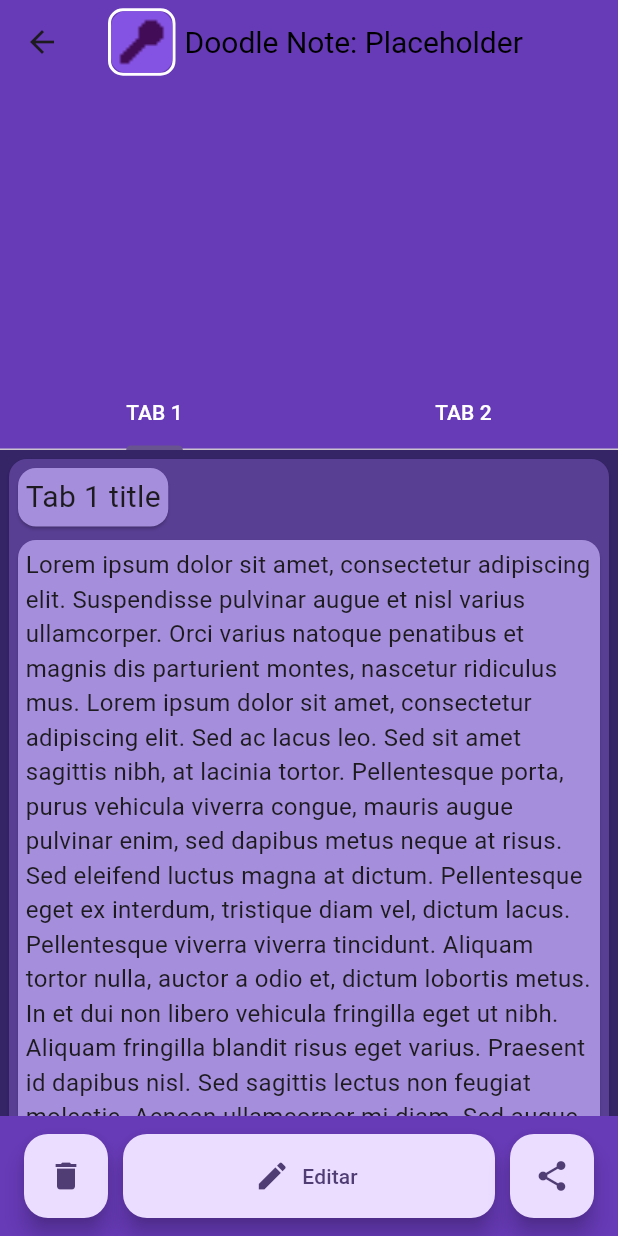
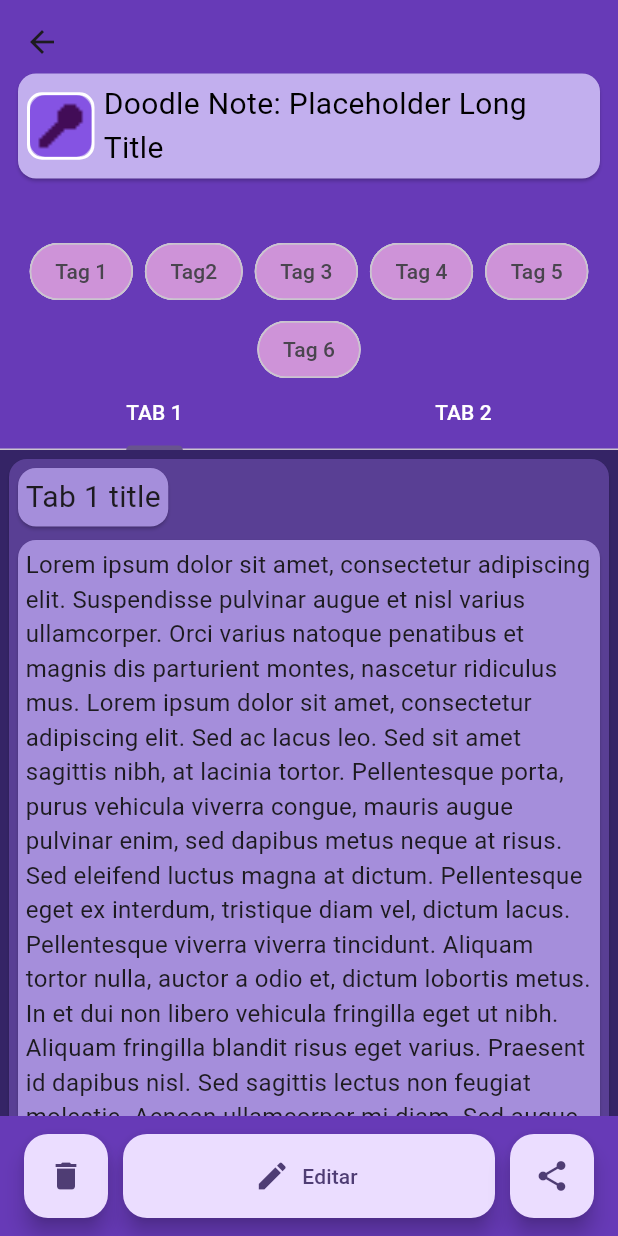
Before and after one commit to Kiivu1/DoodleNote, a Flutter app: the SearchPage screen opened directly, after a tap on "Doodle Note #1", on a phone screen of 412 x 824 dp. Run offline on Flutter 3.47's test engine with Material 3 defaults, Android fonts, the phone set to English and light mode, and no system bars; our stand-ins replace logger.

Commit message:
Avance en la Aplicacion #2

```diff
--- a/lib/main.dart
+++ b/lib/main.dart
@@ -1,7 +1,7 @@
-import 'package:DoodleNote/pages/home.dart';
-import 'package:DoodleNote/pages/page.dart';
-import 'package:DoodleNote/pages/edit.dart';
-import 'package:DoodleNote/pages/search.dart';
+import 'package:doodle_note/pages/home.dart';
+import 'package:doodle_note/pages/page.dart';
+import 'package:doodle_note/pages/edit.dart';
+import 'package:doodle_note/pages/search.dart';
 import 'package:flutter/material.dart';
 import 'package:logger/logger.dart';
 
@@ -9,30 +9,6 @@ void main() {
   runApp(const MyApp());
 }
 
-
-/*
-  //ARREGLAR NAVEGACION
-
-  NAVEGACION
-
-
-  PAGINAS POR HACER
-
-  HOME
-
-  PAGE
-  - Ttile card
-  - Tag List
-
-  (_25%) SEARCH
-  (__0%) OPTIONS
-
-  PAGE:
-  - Lista de Tags
-    - Usar chips dentro de un tag
-  - Mejorar presentacion
-
-*/
 
 
 class MyApp extends StatelessWidget {
--- a/lib/pages/edit.dart
+++ b/lib/pages/edit.dart
@@ -34,6 +34,34 @@ class _EditPage extends State<EditPage>{
     );
   }
 
+
+  SliverToBoxAdapter _noteMainTitle(title){
+    return SliverToBoxAdapter(
+      child: Padding(padding: const EdgeInsets.all(3),
+        child: ClipRRect(
+          borderRadius: BorderRadius.circular(6),
+          child: Container(
+            color: const Color.fromARGB(255, 224, 85, 88),
+            child: Card(
+              shape: RoundedRectangleBorder( borderRadius: BorderRadius.circular(6), ),
+              child: Padding(
+                padding: const EdgeInsets.all(8), // Slightly more padding
+                child: Row(
+                  mainAxisAlignment: MainAxisAlignment.start,
+                  children: [
+                    Expanded( child: Text( title, style: TextStyle(fontSize: 20, fontWeight: FontWeight.bold),maxLines: 10, overflow: TextOverflow.ellipsis, ), ),
+                    SizedBox(width: 8),
+                    Icon(Icons.document_scanner),
+                  ],
+                ),
+              ),
+            )
+          )
+        )
+      )
+    );
+  }
+
   //Refactor: title and button
   Card _tabTitle(String title) {
     return Card(
@@ -43,7 +71,7 @@ class _EditPage extends State<EditPage>{
         child: Row(
           mainAxisAlignment: MainAxisAlignment.start,
           children: [
-            FloatingActionButton( onPressed: null, tooltip: 'Delete Tab', child: Icon(Icons.delete), heroTag: Object(),),
+            FloatingActionButton( onPressed: null, tooltip: 'Delete Tab', heroTag: Object(), child: Icon(Icons.delete)),
             SizedBox(width: 16),
             Expanded( child: Text( title, style: TextStyle(fontSize: _fontSizeTitle, fontWeight: FontWeight.bold),maxLines: 10, overflow: TextOverflow.ellipsis, ), ),
             SizedBox(width: 8),
@@ -102,7 +130,7 @@ class _EditPage extends State<EditPage>{
                 child: Row(
                   mainAxisAlignment: MainAxisAlignment.start,
                   children: [
-                    FloatingActionButton( onPressed: null, tooltip: 'Delete Tab', child: Icon(Icons.delete), heroTag: Object(),),
+                    FloatingActionButton( onPressed: null, tooltip: 'Delete Tab',  heroTag: Object(), child: Icon(Icons.delete),),
                     SizedBox(width: 8),
                     Expanded( child: Text( tag, style: TextStyle(fontSize: _fontSizeTag, fontWeight: FontWeight.bold),maxLines: 10, overflow: TextOverflow.ellipsis, ), ),
                     SizedBox(width: 8),
@@ -126,7 +154,7 @@ class _EditPage extends State<EditPage>{
         SizedBox(width: 5),
         Expanded(child: FloatingActionButton.extended(onPressed: null, label: Text('Add Tab'), icon: Icon(Icons.add), heroTag: 'BtnAddTab',)),
         SizedBox(width: 5),
-        FloatingActionButton(onPressed: _showDialog, tooltip: 'Save', child: const Icon(Icons.save), heroTag: 'BtnSaveNote',)
+        FloatingActionButton(onPressed: _showDialog, tooltip: 'Save', heroTag: 'BtnSaveNote', child: const Icon(Icons.save))
       ]
     );
   }
@@ -183,6 +211,7 @@ class _EditPage extends State<EditPage>{
             title: Row( children: [Icon(Icons.edit), SizedBox(width: 6), Text('Editing Page')]), //Titulo
           ),
           _topIcon('assets/images/spr_Test.png'),
+          _noteMainTitle('Titulo de la nota'),
           _tagsContent('Tag Uno'),
           _tagsContent('Tag Dos'),
           _tagsContent('Tag Tres'),
--- a/lib/pages/home.dart
+++ b/lib/pages/home.dart
@@ -1,7 +1,7 @@
 import 'package:flutter/material.dart';
-import 'package:DoodleNote/pages/page.dart';
-import 'package:DoodleNote/pages/search.dart';
-import 'package:DoodleNote/pages/edit.dart';
+import 'package:doodle_note/pages/page.dart';
+import 'package:doodle_note/pages/search.dart';
+import 'package:doodle_note/pages/edit.dart';
 
 class MyHomePage extends StatefulWidget {
   const MyHomePage({super.key, required this.title});
--- a/lib/pages/page.dart
+++ b/lib/pages/page.dart
@@ -1,7 +1,5 @@
-import 'dart:ffi';
-
 import 'package:flutter/material.dart';
-import 'package:DoodleNote/pages/edit.dart';
+import 'package:doodle_note/pages/edit.dart';
 
 //COSAS POR HACER:
 // - CONVERTIRLO A UN STATEFUL WIDGET
@@ -31,6 +29,25 @@ class _NotePageScreen extends State<NotePageScreen>{
     Navigator.pop(context);
   }
 
+  //Lista de tags que estan dentro de un CHIP
+  Widget _tagList(List<String> tags){
+    return Padding(padding: EdgeInsets.all(6),
+      child: Wrap(
+        spacing: 8.0,
+        runSpacing: 4.0,
+        alignment: WrapAlignment.center,
+        children: tags.map((tag) => Chip(
+          label: Text(tag),
+          backgroundColor: Colors.purple[200],
+          shape: RoundedRectangleBorder(
+            borderRadius: BorderRadius.circular(20),
+          ),
+        )).toList(),
+      ),
+      // contenido
+    );
+  }
+
   void _showDialog(){
     showDialog(
       context: context,
@@ -55,11 +72,11 @@ class _NotePageScreen extends State<NotePageScreen>{
       Row(
         mainAxisAlignment: MainAxisAlignment.spaceEvenly,
         children: [
-          FloatingActionButton( onPressed: _showDialog, tooltip: 'Borrar', child: const Icon(Icons.delete), heroTag: 'BtnDelNote',),
+          FloatingActionButton( onPressed: _showDialog, tooltip: 'Borrar',  heroTag: 'BtnDelNote', child: const Icon(Icons.delete),),
           SizedBox(width: 10),
           Expanded( child: FloatingActionButton.extended(onPressed: _goToEdit, label: Text('Editar'), icon: Icon(Icons.edit), heroTag: 'BtnEdtNote',) ),
           SizedBox(width: 10),
-          FloatingActionButton( onPressed: null, tooltip: 'Compartir', child: const Icon(Icons.share), heroTag: 'BtnShrNote',),
+          FloatingActionButton( onPressed: null, tooltip: 'Compartir',  heroTag: 'BtnShrNote', child: const Icon(Icons.share),),
         ]
       );
   }
@@ -91,7 +108,12 @@ class _NotePageScreen extends State<NotePageScreen>{
 
   //refactor, titulo de la nota
   Widget _titleContent(imagePath, title){
-    return Row(
+    return Padding(padding: EdgeInsets.all(6),
+      child: Card(
+        margin: EdgeInsets.all(6),
+        color: const Color.fromARGB(255, 194, 175, 238),
+        child: Padding(padding: EdgeInsets.all(6),
+          child: Row(
             children: [
               Container(width: 45, height: 45,
                 decoration: BoxDecoration(
@@ -104,8 +126,11 @@ class _NotePageScreen extends State<NotePageScreen>{
                   )
               ),
               SizedBox(width: 6),
-        Expanded(child: Text(title, overflow: TextOverflow.ellipsis, style: const TextStyle(fontSize: 20, color: Colors.black))), //texto
+              Expanded(child: Text(title, style: const TextStyle(fontSize: 20, color: Colors.black))), //texto
             ]
+          ),
+        ),
+      )
     );
   }
 
@@ -123,12 +148,20 @@ class _NotePageScreen extends State<NotePageScreen>{
           headerSliverBuilder: (BuildContext context, bool innerBoxIsScrolled) {
             return <Widget>[
               SliverAppBar(
-                title: _titleContent('assets/images/spr_Test.png', 'Doodle Note: Placeholder'),
+                //title: _titleContent('assets/images/spr_Test.png', 'Doodle Note: Placeholder'),
                 floating: false,
                 pinned: false,
                 expandedHeight: 300,
                 backgroundColor: Colors.deepPurple,
                 flexibleSpace: FlexibleSpaceBar(
+                  background: Column(
+                    mainAxisAlignment: MainAxisAlignment.center,
+                    children: [
+                      _titleContent('assets/images/spr_Test.png', 'Doodle Note: Placeholder Long Title'),
+                      SizedBox(height: 20),
+                      _tagList(['Tag 1', 'Tag2', 'Tag 3', 'Tag 4', 'Tag 5', 'Tag 6'])
+                    ],
+                  ),
 
                 ),
                 bottom: const TabBar(
--- a/lib/pages/search.dart
+++ b/lib/pages/search.dart
@@ -1,5 +1,5 @@
 import 'package:flutter/material.dart';
-import 'package:DoodleNote/pages/page.dart';
+import 'package:doodle_note/pages/page.dart';
 
 class SearchPage extends StatefulWidget{
   const SearchPage({super.key});
@@ -13,7 +13,7 @@ class SearchPage extends StatefulWidget{
 class _SearchPage extends State<SearchPage>{
   String _searchText = '';
 
-    void _goToPage(){
+  void _goToPage(){
     Navigator.push( context, MaterialPageRoute(builder: (context) => NotePageScreen()), );
   }
 
@@ -52,20 +52,46 @@ class _SearchPage extends State<SearchPage>{
     );
   }
 
-  //Refactor: agrega la nota
-  SliverToBoxAdapter _noteContent(assetPath, title, date){
+
+  Widget _listOfTags(List<String> tags){
+    return SingleChildScrollView(
+      scrollDirection: Axis.horizontal,
+      child: Row(
+        children: tags.map((tag) => Padding(padding: EdgeInsets.only(right: 6),
+            child: Chip(
+              label: Text(tag, style: TextStyle(fontSize: 12, color: Colors.black, fontWeight: FontWeight.bold),),
+              backgroundColor: const Color.fromARGB(255, 184, 53, 108),
+              shape: RoundedRectangleBorder(
+                borderRadius: BorderRadius.circular(40),
+              ),
+            )
+          )
+        ).toList(),
+      ),
+    );
+  }
+
+  //Refactor: Nota de busqueda, se prioriza el tag
+  SliverToBoxAdapter _noteContent(assetPath, title, date, List<String>tags){
     final double fontTitleSize = 16;
     final double fontDateSize = 10;
 
     return SliverToBoxAdapter(
       child: Padding(padding: const EdgeInsets.all(1),
-        child: Card( margin: EdgeInsets.all(2), color: const Color.fromARGB(255, 227, 102, 138),
+        child: Card( margin: EdgeInsets.all(2), color: const Color.fromARGB(255, 221, 86, 131),
           child: ListTile(
             onTap: _goToPage,                                                                                      //AQUI PONER METODO DE NAVEGADOR
             leading: _imageContainer(assetPath),
             title: Text(title, overflow: TextOverflow.ellipsis, style: TextStyle(fontSize: fontTitleSize, fontWeight: FontWeight.bold , color: Colors.black)),
-            subtitle: Text(date, style: TextStyle(fontSize: fontDateSize, fontWeight: FontWeight.bold , color: Colors.black)),
-            trailing: Icon(Icons.search, color: const Color.fromARGB(255, 20, 1, 34))
+            subtitle: Column(
+              crossAxisAlignment: CrossAxisAlignment.start,
+              children: [
+                Text(date, style: TextStyle(fontSize: fontDateSize, fontWeight: FontWeight.bold , color: Colors.black)),
+                SizedBox(height: 10),
+                _listOfTags(tags)
+              ],
+            ),
+            trailing: Icon(Icons.arrow_forward, color: const Color.fromARGB(255, 20, 1, 34), )
           )
         )
       )
@@ -89,14 +115,13 @@ class _SearchPage extends State<SearchPage>{
       body: CustomScrollView(
         slivers: [
           _searchBarSliver(),
-          _noteContent('assets/images/spr_Test.png', 'Doodle Note #1', '21/09/2025'),
-          _noteContent('assets/images/spr_Test.png', 'Doodle Note #2', '21/09/2025'),
-          _noteContent('assets/images/spr_Test.png', 'Doodle Note #3', '21/09/2025'),
-          _noteContent('assets/images/spr_Test.png', 'Doodle Note #4', '21/09/2025'),
-          _noteContent('assets/images/spr_Test.png', 'Doodle Note #5', '21/09/2025'),
-          _noteContent('assets/images/spr_Test.png', 'Doodle Note #6', '21/09/2025'),
-          _noteContent('assets/images/spr_Test.png', 'Doodle Note #7', '21/09/2025'),
-
+          _noteContent('assets/images/spr_Test.png', 'Doodle Note #1', '21/09/2025', ['Tag 1','Tag 2','Tag 3']),
+          _noteContent('assets/images/spr_Test.png', 'Doodle Note #2', '21/09/2025', ['Tag 1','Tag 2','Tag 3','Tag 4','Tag 5','Tag 6']),
+          _noteContent('assets/images/spr_Test.png', 'Doodle Note #3', '21/09/2025', ['Tag 1','Tag 2','Tag 3']),
+          _noteContent('assets/images/spr_Test.png', 'Doodle Note #4', '21/09/2025', ['Tag 1','Tag 2','Tag 3', 'Tag 4', 'Tag 5', 'Tag 6', 'Tag 7', 'Tag 8', 'Tag 9']),
+          _noteContent('assets/images/spr_Test.png', 'Doodle Note #5', '21/09/2025', ['Tag 1','Tag 2','Tag 3','Tag 4']),
+          _noteContent('assets/images/spr_Test.png', 'Doodle Note #6', '21/09/2025', ['Tag 1','Tag 2','Tag 3']),
+          _noteContent('assets/images/spr_Test.png', 'Doodle Note #7', '21/09/2025', ['Tag 1','Tag 2','Tag 3','Tag 4', 'Tag 5']),
         ],
       )
     );
--- a/pubspec.yaml
+++ b/pubspec.yaml
@@ -1,5 +1,5 @@
-name: DoodleNote
-description: "A new Flutter project."
+name: doodle_note
+description: "An customizable app for ."
 # The following line prevents the package from being accidentally published to
 # pub.dev using `flutter pub publish`. This is preferred for private packages.
 publish_to: 'none' # Remove this line if you wish to publish to pub.dev
```
Also changed, not shown: 1 other file. Lines whose indentation alone changed are shown as unchanged.
